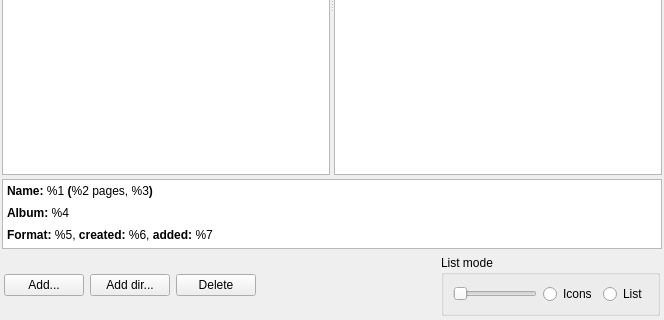
First picture: the form in zsearchtab.ui, repository kernel1024/qmanga, before the edit; both pictures show x 0 to 664 and y 174 to 494 of the 664 by 494 pixel window.
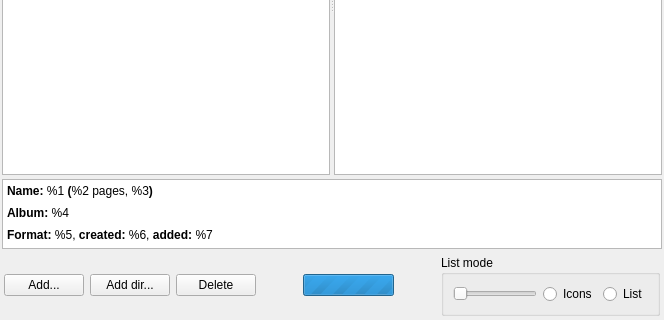
Second picture: the form after the edit.

```diff
--- a/zsearchtab.ui
+++ b/zsearchtab.ui
@@ -123,6 +123,29 @@
         </property>
        </widget>
       </item>
+      <item>
+       <spacer name="horizontalSpacer_2">
+        <property name="orientation">
+         <enum>Qt::Horizontal</enum>
+        </property>
+        <property name="sizeHint" stdset="0">
+         <size>
+          <width>40</width>
+          <height>20</height>
+         </size>
+        </property>
+       </spacer>
+      </item>
+      <item>
+       <widget class="QProgressBar" name="srcLoading">
+        <property name="maximum">
+         <number>0</number>
+        </property>
+        <property name="value">
+         <number>-1</number>
+        </property>
+       </widget>
+      </item>
       <item>
        <spacer name="horizontalSpacer">
         <property name="orientation">
```
